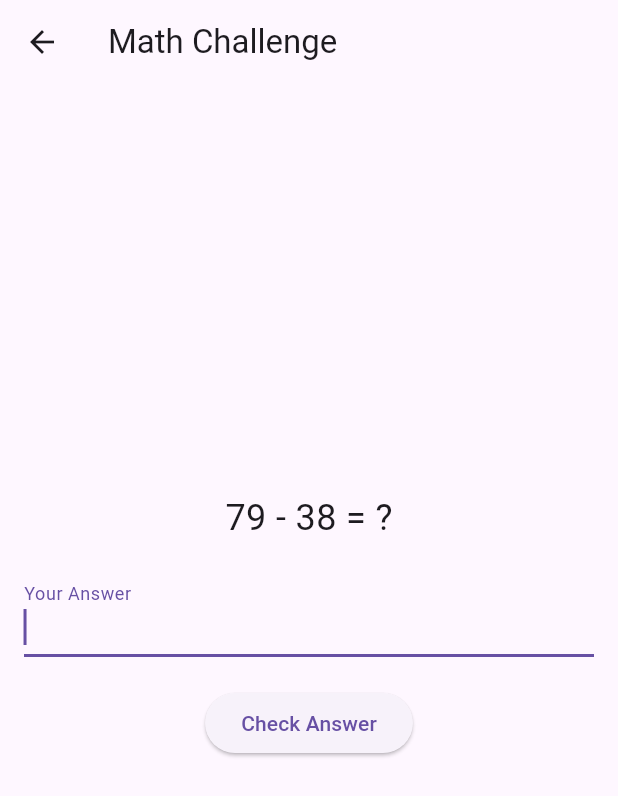
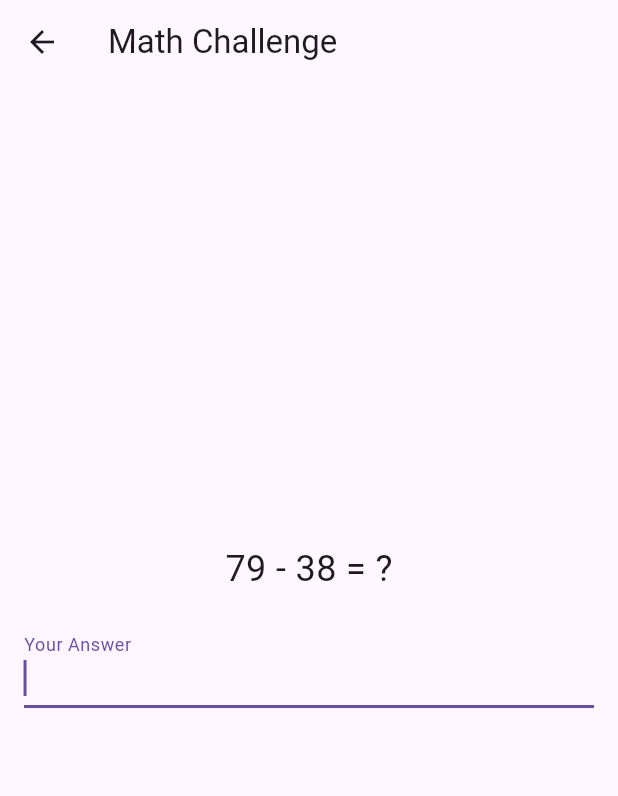
Before and after one commit to kjelly/flutter-games, a Flutter app: the GameScreen screen opened by its route, on a phone screen of 412 x 824 dp. Shown: the top 796 px of the screen. Run offline on Flutter 3.47's test engine with Material 3 defaults, Android fonts, the phone set to English and light mode, and no system bars.

Commit message:
refactor: Remove 'Check Answer' button
This commit removes the 'Check Answer' button from the game screen,
as requested by the user. The answer can still be submitted by
pressing 'Enter' on the keyboard.

```diff
--- a/game_platform/lib/game_screen.dart
+++ b/game_platform/lib/game_screen.dart
@@ -93,12 +93,6 @@ class _GameScreenState extends State<GameScreen> {
               onSubmitted: (_) => _checkAnswer(),
             ),
             const SizedBox(height: 20),
-            ElevatedButton(
-              focusNode: FocusNode(canRequestFocus: false),
-              onPressed: _checkAnswer,
-              child: const Text('Check Answer'),
-            ),
-            const SizedBox(height: 20),
             Text(
               _feedbackMessage,
               style: TextStyle(
```
